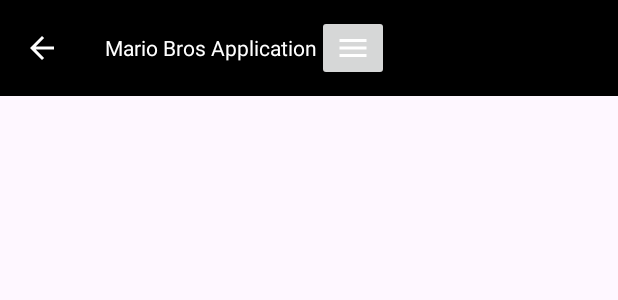
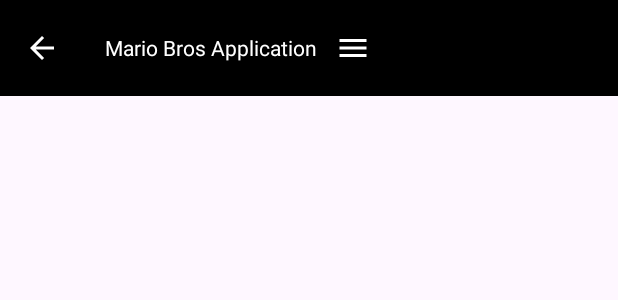
Before and after one commit to ChrisLumberjack/PEREZ_ARIAS_CRISTIAN_PMDM02, an Android app: the layout activity_toolbar.xml on its own in the app's theme, with its tools: preview values and no code run, on a phone screen of 412 x 824 dp. Shown: the top 300 px of the screen. Run offline under Robolectric (Android 15) with nearby library versions, the light colour scheme and no system bars; Roboto replaces fonts that are not available here.

Commit message:
Activities update

```diff
--- a/app/src/main/java/com/app/mariobros/detail/DetailActivity.kt
+++ b/app/src/main/java/com/app/mariobros/detail/DetailActivity.kt
@@ -15,6 +15,7 @@ open class DetailActivity : BaseActivity() {
         binding = ActivityDetailBinding.inflate(layoutInflater)
         setContentView(binding.root)
 
+        configureDrawer()
         // Configurar el toolbar
         setSupportActionBar(binding.toolbar.toolbar) // Configura el toolbar aquí
         supportActionBar?.title = ""
--- a/app/src/main/res/layout/activity_toolbar.xml
+++ b/app/src/main/res/layout/activity_toolbar.xml
@@ -40,9 +40,11 @@
             android:id="@+id/toolbarHamburger"
             android:layout_width="wrap_content"
             android:layout_height="wrap_content"
-            android:layout_marginEnd="16dp"
+            android:layout_alignParentEnd="true"
+            android:backgroundTint="#00FAFAFA"
             android:src="@drawable/baseline_menu_24"
-            android:layout_alignParentEnd="true" />
+            tools:layout_editor_absoluteX="213dp"
+            tools:layout_editor_absoluteY="10dp" />
 
     </androidx.appcompat.widget.Toolbar>
 
```
Also changed, not shown: app/src/main/res/layout/activity_detail.xml (+24 -2 lines).
